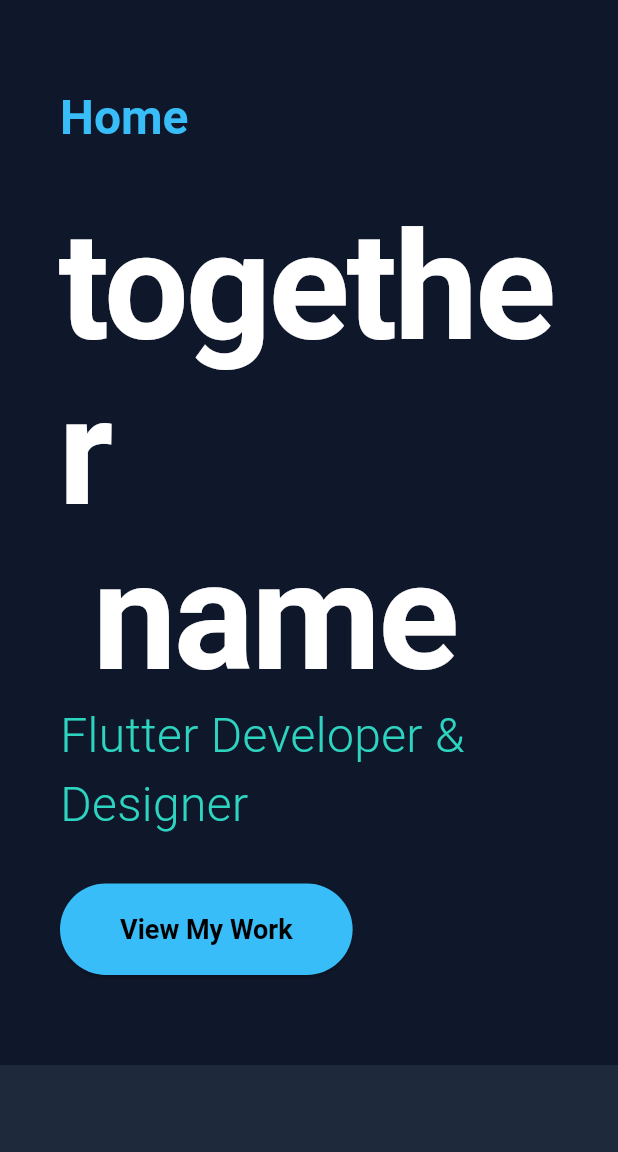
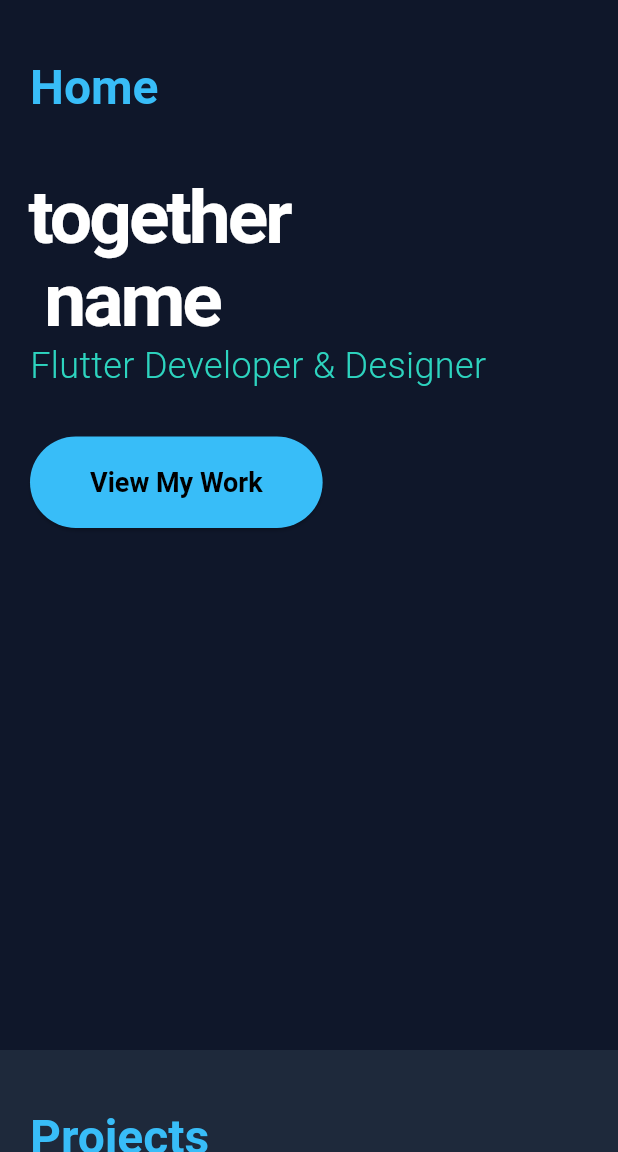
Before and after one commit to djehelmohamedsalah/portfolio, a Flutter app: the screen it shows after launch, on a phone screen of 412 x 824 dp, the part 84-1236 px from its top. Run offline on Flutter 3.47's test engine with Material 3 defaults, Android fonts, the phone set to English and light mode, and no system bars.

Commit message:
feat: Add initial portfolio sections, responsive layout utility, and UI components.

```diff
--- a/lib/sections/home_section.dart
+++ b/lib/sections/home_section.dart
@@ -1,6 +1,7 @@
 import 'package:flutter/material.dart';
 import '../widgets/section_container.dart';
 import '../constants/app_strings.dart';
+import '../utils/responsive_layout.dart';
 
 class HomeSection extends StatelessWidget {
   final GlobalKey sectionKey;
@@ -23,10 +24,10 @@ class HomeSection extends StatelessWidget {
         mainAxisAlignment: MainAxisAlignment.center,
         crossAxisAlignment: CrossAxisAlignment.start,
         children: [
-          const Text(
+          Text(
             AppStrings.homeTitle,
             style: TextStyle(
-              fontSize: 100,
+              fontSize: ResponsiveLayout.isMobile(context) ? 50 : 100,
               fontWeight: FontWeight.bold,
               color: Colors.white,
               height: 1.1,
@@ -36,7 +37,7 @@ class HomeSection extends StatelessWidget {
           Text(
             AppStrings.role,
             style: TextStyle(
-              fontSize: 32,
+              fontSize: ResponsiveLayout.isMobile(context) ? 24 : 32,
               color: Theme.of(context).colorScheme.secondary,
               fontWeight: FontWeight.w300,
             ),
--- a/lib/widgets/project_card.dart
+++ b/lib/widgets/project_card.dart
@@ -16,7 +16,7 @@ class ProjectCard extends StatelessWidget {
   @override
   Widget build(BuildContext context) {
     return Container(
-      width: 300,
+      constraints: const BoxConstraints(maxWidth: 350),
       padding: const EdgeInsets.all(20),
       decoration: BoxDecoration(
         color: Theme.of(context).cardColor,
--- a/lib/widgets/section_container.dart
+++ b/lib/widgets/section_container.dart
@@ -1,4 +1,5 @@
 import 'package:flutter/material.dart';
+import '../utils/responsive_layout.dart';
 
 class SectionContainer extends StatelessWidget {
   final String title;
@@ -19,7 +20,9 @@ class SectionContainer extends StatelessWidget {
       width: double.infinity,
       constraints: BoxConstraints(minHeight: height),
       color: color,
-      padding: const EdgeInsets.symmetric(vertical: 60, horizontal: 40),
+      padding: ResponsiveLayout.isMobile(context)
+          ? const EdgeInsets.symmetric(vertical: 40, horizontal: 20)
+          : const EdgeInsets.symmetric(vertical: 60, horizontal: 40),
       child: Column(
         crossAxisAlignment: CrossAxisAlignment.start,
         children: [
```
Also changed, not shown: lib/sections/about_section.dart (+31 -12 lines), lib/utils/responsive_layout.dart (added, +28 -0 lines).
